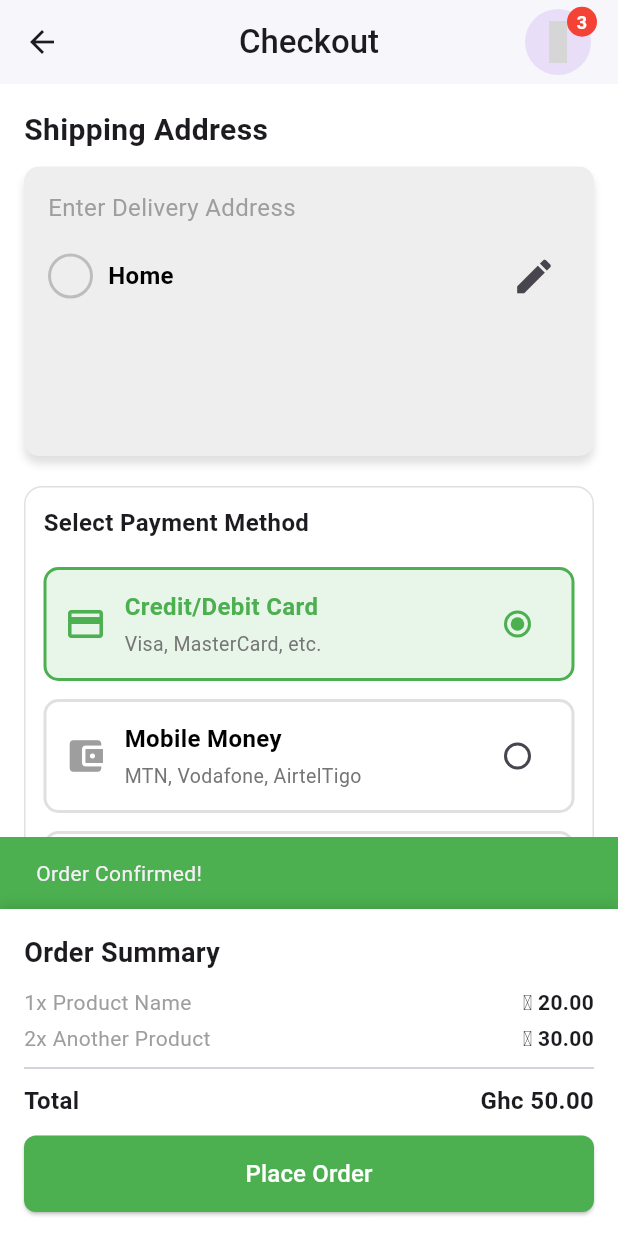
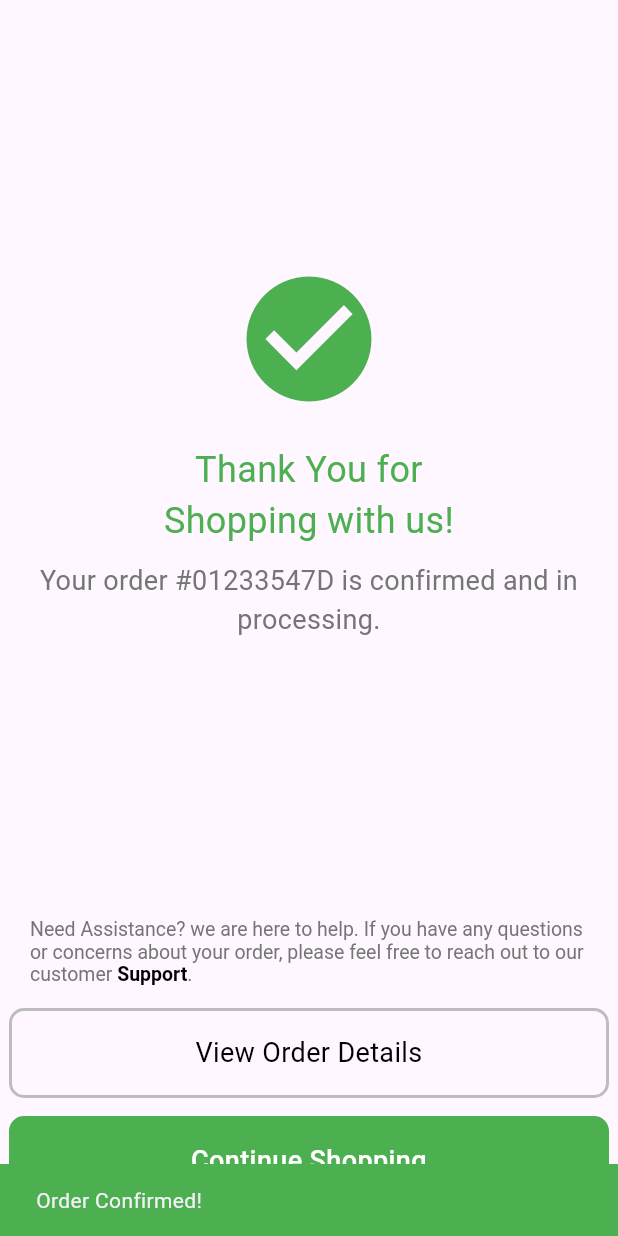
Before and after one commit to JoelBlessAddo/salonika, a Flutter app: the Checkout screen opened directly, after a tap on "Place Order", on a phone screen of 412 x 824 dp. Run offline on Flutter 3.47's test engine with Material 3 defaults, Android fonts, the phone set to English and light mode, and no system bars; our stand-ins replace iconly, image_picker; grey boxes are pictures that could not be loaded.

Commit message:
Thank you page created

```diff
--- a/lib/screens/check_out_page.dart
+++ b/lib/screens/check_out_page.dart
@@ -1,5 +1,6 @@
 import 'package:flutter/material.dart';
 import 'package:iconly/iconly.dart';
+import 'package:salonika/screens/thank_you_page.dart';
 import 'package:salonika/utils/payment_method_selector.dart';
 import 'package:salonika/widgets/edit_address_bottomsheet.dart';
 
@@ -249,6 +250,10 @@ class _CheckoutState extends State<Checkout> {
               width: double.infinity,
               child: ElevatedButton(
                 onPressed: () {
+                  Navigator.push(
+                    context,
+                    MaterialPageRoute(builder: (context) => const ThankYou()),
+                  );
                   ScaffoldMessenger.of(context).showSnackBar(
                     const SnackBar(
                       backgroundColor: Colors.green,
--- a/lib/screens/profile_page.dart
+++ b/lib/screens/profile_page.dart
@@ -11,7 +11,8 @@ class ProfilePage extends StatefulWidget {
 class _ProfilePageState extends State<ProfilePage> {
   final List<Map<String, dynamic>> menuItems = [
     {"icon": IconlyBroken.heart, "title": "Favorites", "onTap": () {}},
-    {"icon": IconlyBroken.setting, "title": "Payments", "onTap": () {}},
+    {"icon": IconlyBroken.wallet, "title": "Payments", "onTap": () {}},
+    {"icon": IconlyBroken.setting, "title": "Settings", "onTap": () {}},
     {"icon": Icons.local_offer_outlined, "title": "Promotions", "onTap": () {}},
     {"icon": IconlyBroken.info_circle, "title": "About", "onTap": () {}},
     {"icon": IconlyBroken.logout, "title": "Logout", "onTap": () {}},
--- /dev/null
+++ b/lib/screens/thank_you_page.dart
@@ -0,0 +1,123 @@
+import 'package:flutter/material.dart';
+import 'package:salonika/screens/bottom_nav.dart';
+
+class ThankYou extends StatelessWidget {
+  const ThankYou({super.key});
+
+  @override
+  Widget build(BuildContext context) {
+    return Scaffold(
+      body: Column(
+        children: [
+          Expanded(
+            child: Center(
+              child: Container(
+                padding: const EdgeInsets.all(20.0),
+                child: Column(
+                  mainAxisAlignment: MainAxisAlignment.center,
+                  children: [
+                    Icon(Icons.check_circle, size: 100, color: Colors.green),
+                    SizedBox(height: 20),
+                    Text(
+                      'Thank You for\nShopping with us!',
+                      style: TextStyle(fontSize: 24, color: Colors.green),
+                      textAlign: TextAlign.center,
+                    ),
+                    SizedBox(height: 10),
+                    Text(
+                      'Your order #01233547D is confirmed and in processing.',
+                      textAlign: TextAlign.center,
+                      style: TextStyle(fontSize: 18, color: Colors.grey[600]),
+                    ),
+                  ],
+                ),
+              ),
+            ),
+          ),
+          const SizedBox(height: 10),
+          Padding(
+            padding: const EdgeInsets.symmetric(horizontal: 20),
+            child: Align(
+              alignment: Alignment.centerLeft,
+              child: RichText(
+                text: TextSpan(
+                  style: TextStyle(fontSize: 13, color: Colors.grey[600]),
+                  children: [
+                    const TextSpan(
+                      text:
+                          'Need Assistance? we are here to help. If you have any questions or concerns about your order, please feel free to reach out to our customer ',
+                    ),
+                    TextSpan(
+                      text: 'Support',
+                      style: TextStyle(
+                        fontWeight: FontWeight.w600,
+                        color: Colors.black,
+                      ),
+                    ),
+                    const TextSpan(text: '.'),
+                  ],
+                ),
+              ),
+            ),
+          ),
+          const SizedBox(height: 15),
+          Column(
+            children: [
+              GestureDetector(
+                onTap: () {},
+                child: Container(
+                  height: 60,
+                  width: 400,
+                  decoration: BoxDecoration(
+                    border: Border.all(color: Colors.grey.shade400, width: 2),
+                    borderRadius: BorderRadius.circular(10),
+                  ),
+                  child: Center(
+                    child: Text(
+                      "View Order Details",
+                      textAlign: TextAlign.center,
+                      style: TextStyle(
+                        color: Colors.black,
+                        fontSize: 18,
+                        fontWeight: FontWeight.w400,
+                      ),
+                    ),
+                  ),
+                ),
+              ),
+              const SizedBox(height: 12),
+              GestureDetector(
+                onTap: () {
+                  Navigator.push(
+                    context,
+                    MaterialPageRoute(builder: (context) => const BottomNav()),
+                  );
+                },
+                child: Container(
+                  height: 60,
+                  width: 400,
+                  decoration: BoxDecoration(
+                    color: Colors.green,
+                    borderRadius: BorderRadius.circular(10),
+                  ),
+                  child: Center(
+                    child: Text(
+                      "Continue Shopping",
+                      textAlign: TextAlign.center,
+                      style: TextStyle(
+                        color: Colors.white,
+                        fontSize: 18,
+                        fontWeight: FontWeight.w500,
+                      ),
+                    ),
+                  ),
+                ),
+              ),
+            ],
+          ),
+          const SizedBox(height: 20),
+        ],
+      ),
+    );
+  }
+}
```
